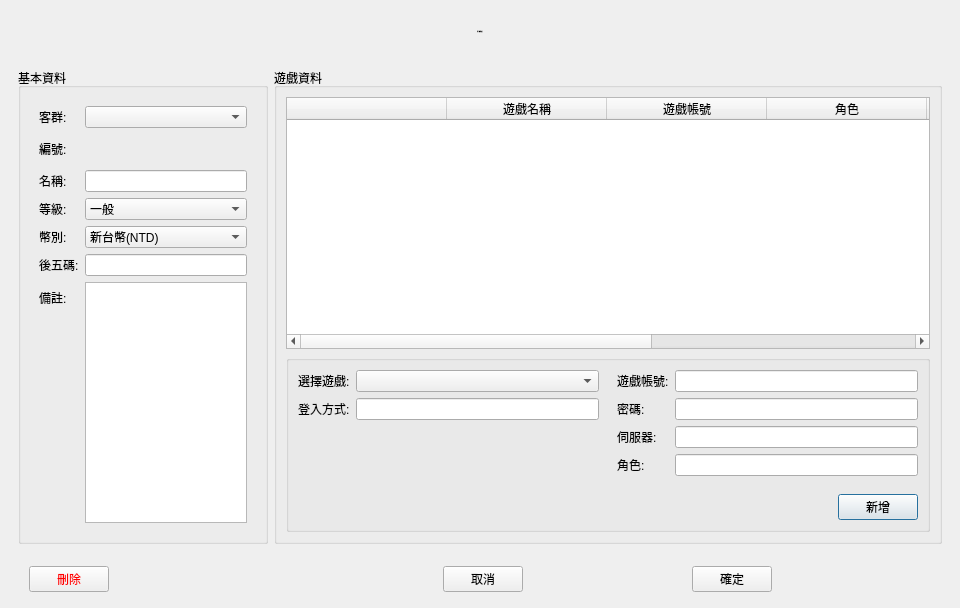
roger0816/Adb, file src/AdbClient/StageCustomerService/DialogCustomerEdit.ui: the form before one commit.
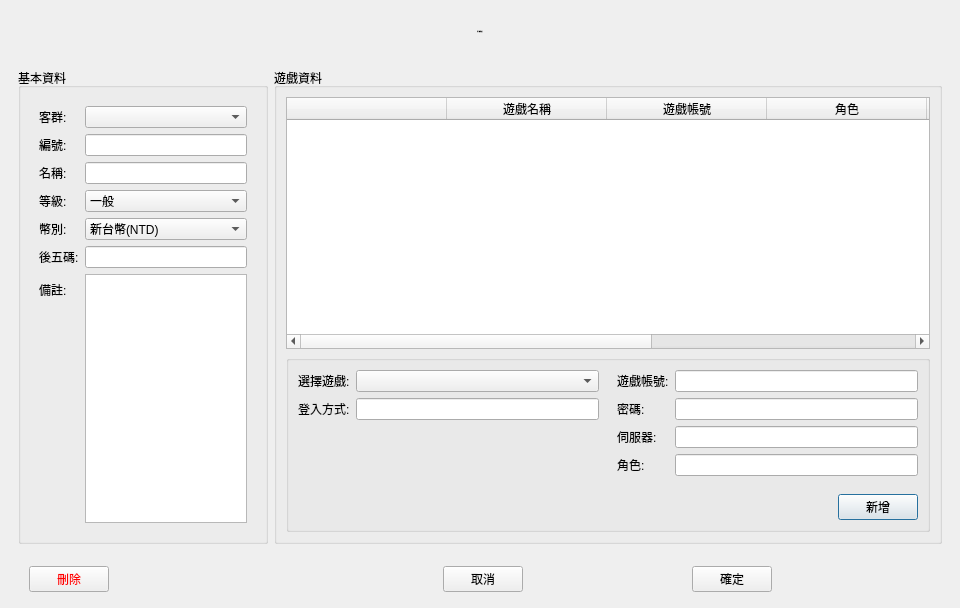
The form after the commit.

What changed in the file:
```diff
--- a/src/AdbClient/StageCustomerService/DialogCustomerEdit.ui
+++ b/src/AdbClient/StageCustomerService/DialogCustomerEdit.ui
@@ -145,19 +145,6 @@
                  </property>
                 </widget>
                </item>
-               <item row="1" column="1">
-                <widget class="QLabel" name="lbId">
-                 <property name="minimumSize">
-                  <size>
-                   <width>0</width>
-                   <height>30</height>
-                  </size>
-                 </property>
-                 <property name="text">
-                  <string/>
-                 </property>
-                </widget>
-               </item>
                <item row="6" column="0">
                 <widget class="QLabel" name="label_8">
                  <property name="text">
@@ -245,6 +232,9 @@
                <item row="5" column="1">
                 <widget class="QLineEdit" name="txNum5"/>
                </item>
+               <item row="1" column="1">
+                <widget class="QLineEdit" name="lbId"/>
+               </item>
               </layout>
              </widget>
             </item>
```
